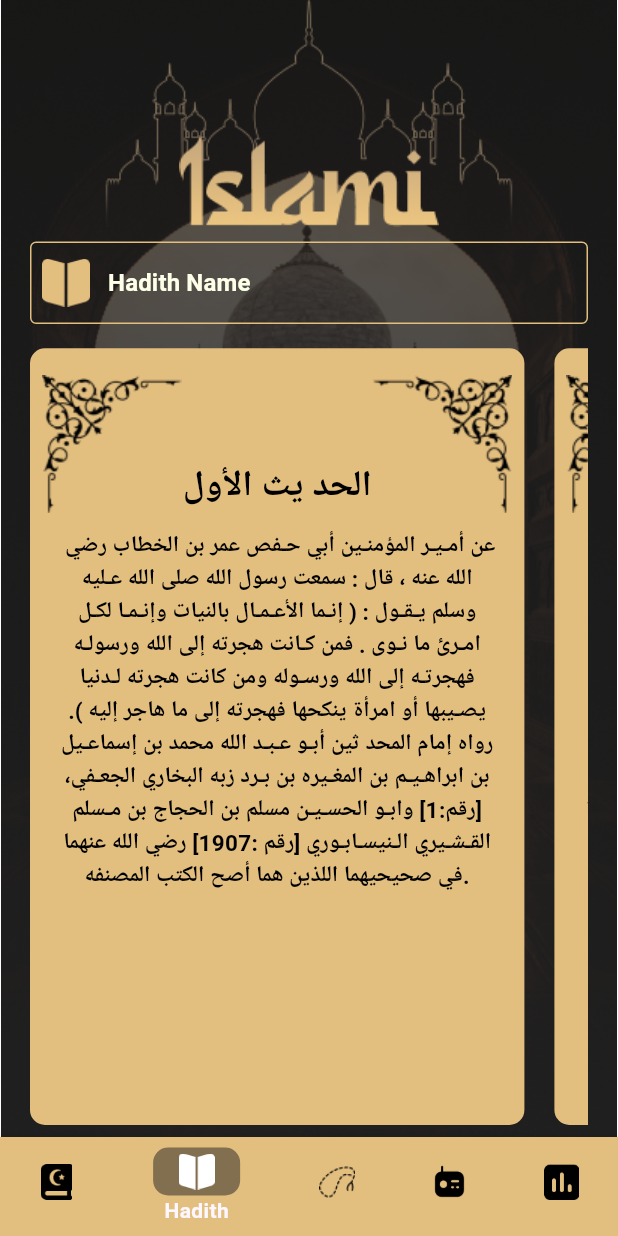
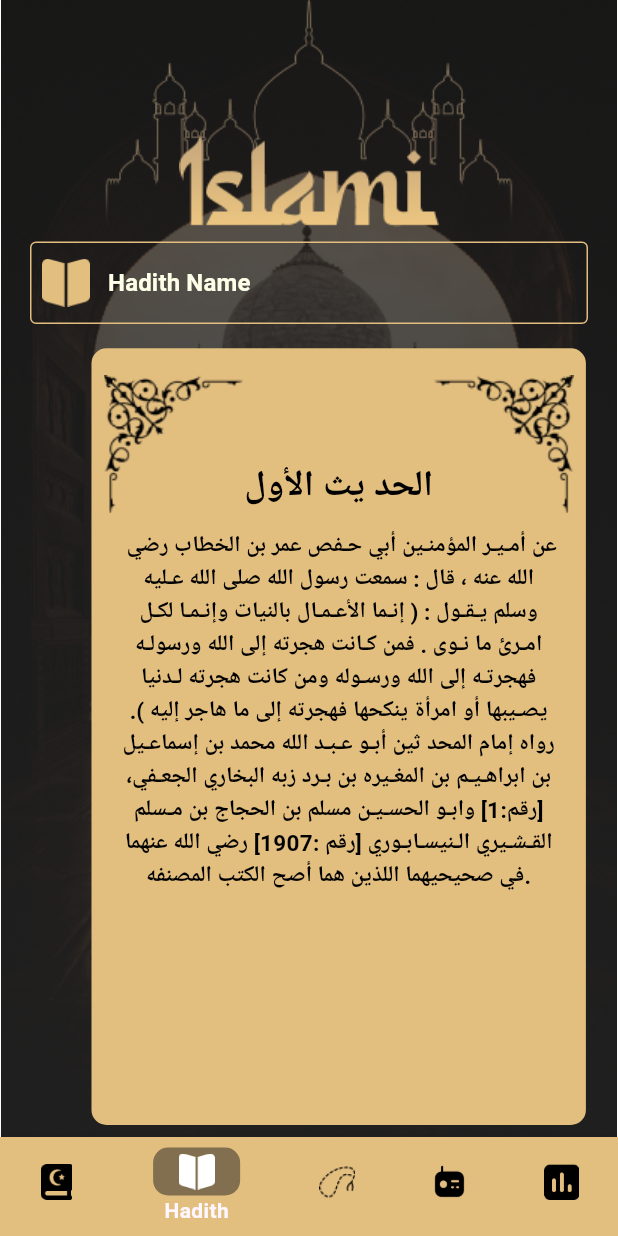
Before and after one commit to Ahmed-Moustafa-Abouharga/islamic-app, a Flutter app: the screen it shows after launch, item 2 of the bottom bar chosen, on a phone screen of 412 x 824 dp. Run offline on Flutter 3.47's test engine with Material 3 defaults, Android fonts, the phone set to English and light mode, and no system bars; drawn by our look-alikes of scroll_snap_list; our stand-ins replace smooth_page_indicator.

Commit message:
+change list view in hadith tab with scrollsnaplist

```diff
--- a/assets/files/ahadeth.txt
+++ b/assets/files/ahadeth.txt
@@ -225,4 +225,3 @@
 الحديث الخمسون
 عن عبد الله بن بسر قال : أتي النبي صلى الله عليه وسلم رجل ، فقال : يا رسول الله إن شرائع الإسلام قد كثرت علينا ، فباب نتمسك به جامع ؟ قال : ( لا يزال لسانك رطبا من ذكر الله عز وجل ) .
 رواه أحمد [ رقم : 188 و 190 ] .
-#
--- a/lib/ui/home_screen/bottom_nav_tabs/hadith_tab/hadith_item.dart
+++ b/lib/ui/home_screen/bottom_nav_tabs/hadith_tab/hadith_item.dart
@@ -8,8 +8,9 @@ class HadithItem extends StatelessWidget {
   @override
   Widget build(BuildContext context) {
     double width = MediaQuery.of(context).size.width;
+    double heith = MediaQuery.of(context).size.height;
     return Container(
-    width: width*0.8,
+      width: width*0.8,
      decoration: BoxDecoration(
        color:Theme.of(context).colorScheme.primary,
        borderRadius: BorderRadius.circular(10),
--- a/lib/ui/home_screen/bottom_nav_tabs/hadith_tab/hadith_tab.dart
+++ b/lib/ui/home_screen/bottom_nav_tabs/hadith_tab/hadith_tab.dart
@@ -2,7 +2,7 @@ import 'package:flutter/material.dart';
 import 'package:flutter/services.dart';
 import 'package:islamic_app/ui/home_screen/bottom_nav_tabs/hadith_tab/hadith_item.dart';
 import 'package:islamic_app/ui/home_screen/widgets/custom_text_field.dart';
-
+import 'package:scroll_snap_list/scroll_snap_list.dart';
 import 'hadith.dart';
 import 'hadith_details_screen.dart';
 
@@ -14,7 +14,7 @@ class HadithTab extends StatefulWidget {
 }
 
 class _HadithTabState extends State<HadithTab> {
-  @override
+  int focusedIndex = 0 ;
   Widget build(BuildContext context) {
     double height = MediaQuery.of(context).size.height;
     if (ahadithList.isEmpty) {
@@ -28,11 +28,11 @@ class _HadithTabState extends State<HadithTab> {
           SizedBox(
             height: height * 0.01,
           ),
+
           Expanded(
             child: Padding(
               padding: const EdgeInsets.symmetric(vertical: 8.0),
-              child: ListView.separated(
-                scrollDirection: Axis.horizontal,
+              child: ScrollSnapList(
                   itemBuilder: (context, index) => ahadithList.isEmpty
                       ? const Center(
                           child: CircularProgressIndicator(),
@@ -43,7 +43,8 @@ class _HadithTabState extends State<HadithTab> {
                                 context, HadithDetailsScreen.routeName,
                                 arguments: Hadith(
                                   hadithTitle: ahadithList[index].hadithTitle,
-                                hadithContent: ahadithList[index].hadithContent, index: index,
+                                  hadithContent: ahadithList[index].hadithContent,
+                                  index: index,
                                 ));
                             print("hadith sent");
                           },
@@ -51,13 +52,18 @@ class _HadithTabState extends State<HadithTab> {
                             hadith: ahadithList[index],
                           ),
                         ),
-                separatorBuilder: (context, index) => const SizedBox(
-                  width: 20,
-                ),
                   itemCount: ahadithList.length,
+                  onItemFocus: (int index){
+                    setState(() {
+                      focusedIndex = index;
+                    });
+                  },
+                scrollDirection: Axis.horizontal,
+                dynamicItemSize: true,
+                reverse: true, itemSize: 290,
               ),
             ),
-          ),
+          )
         ],
       ),
     );
@@ -73,8 +79,8 @@ class _HadithTabState extends State<HadithTab> {
       String hadithTitle = hadithLines[0];
       hadithLines.removeAt(0);
       String hadithContent = hadithLines.join(" ");
-      ahadithList
-          .add(Hadith(hadithTitle: hadithTitle, hadithContent: hadithContent, index: i));
+      ahadithList.add(Hadith(
+          hadithTitle: hadithTitle, hadithContent: hadithContent, index: i));
     }
     setState(() {});
   }
--- a/pubspec.yaml
+++ b/pubspec.yaml
@@ -36,6 +36,7 @@ dependencies:
   # Use with the CupertinoIcons class for iOS style icons.
   cupertino_icons: ^1.0.6
   smooth_page_indicator: ^1.2.0+3
+  scroll_snap_list: ^0.9.1
 
 dev_dependencies:
   flutter_test:
```
Also changed, not shown: lib/ui/home_screen/bottom_nav_tabs/hadith_tab/hadith_details_screen.dart (+29 -14 lines), pubspec.lock. Lines whose indentation alone changed are shown as unchanged.
